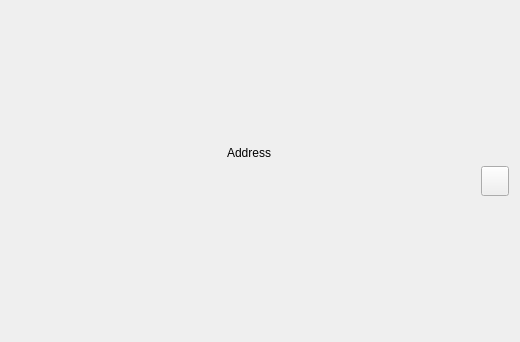
qtumproject/qtum, file src/qt/forms/receivetokenpage.ui: the form before one commit.
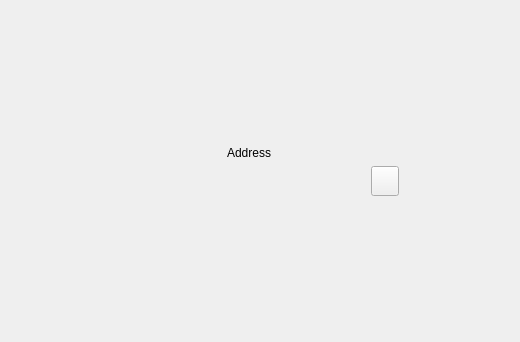
The form after the commit.

What changed in the file:
```diff
--- a/src/qt/forms/receivetokenpage.ui
+++ b/src/qt/forms/receivetokenpage.ui
@@ -131,7 +131,7 @@
               </property>
              </widget>
             </item>
-            <item>
+            <item alignment="Qt::AlignLeft">
              <widget class="QToolButton" name="copyAddressButton">
               <property name="minimumSize">
                <size>
```
